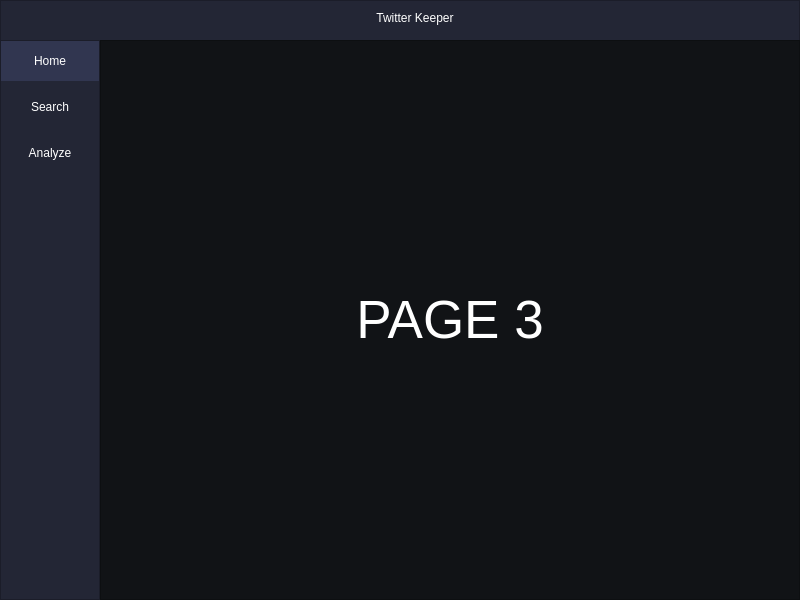
The window that GUI/ui_main.ui (sirasit-kmutnb/Software-Development-II) describes before a commit, drawn with Qt 5.
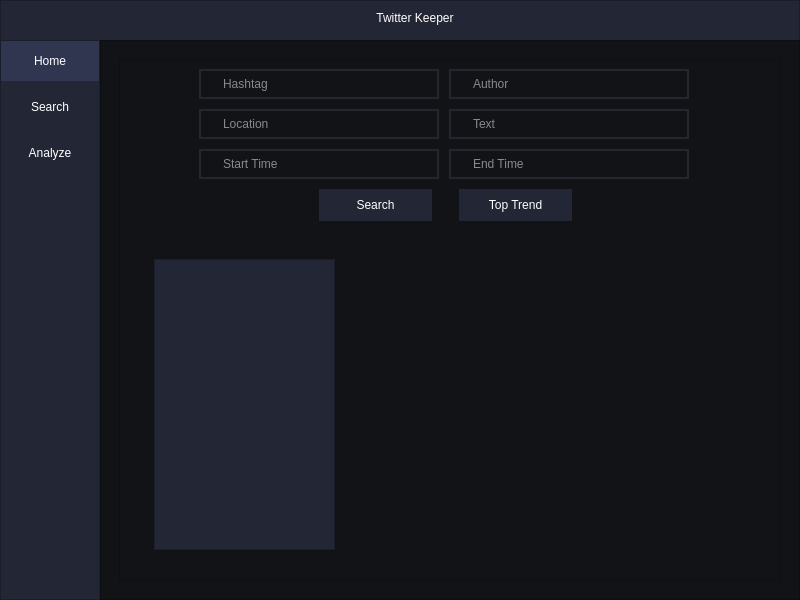
The same window after the commit. The open tabs and pages were chosen to show the change.

Patch:
```diff
--- a/GUI/ui_main.ui
+++ b/GUI/ui_main.ui
@@ -582,17 +582,18 @@
                   <string>Search</string>
                  </property>
                 </widget>
-                <widget class="QFrame" name="frame_2">
+                <widget class="QListWidget" name="listWidget">
                  <property name="geometry">
                   <rect>
-                   <x>79</x>
-                   <y>209</y>
-                   <width>501</width>
-                   <height>181</height>
+                   <x>35</x>
+                   <y>200</y>
+                   <width>591</width>
+                   <height>291</height>
                   </rect>
                  </property>
                  <property name="styleSheet">
-                  <string notr="true">background-color: rgb(35, 38, 53)</string>
+                  <string notr="true">background-color:  rgb(35, 38, 53);
+color:#FFF;</string>
                  </property>
                  <property name="frameShape">
                   <enum>QFrame::StyledPanel</enum>
@@ -688,21 +689,285 @@
             <widget class="QWidget" name="page_3">
              <layout class="QVBoxLayout" name="verticalLayout_8">
               <item>
-               <widget class="QLabel" name="label">
-                <property name="font">
-                 <font>
-                  <pointsize>40</pointsize>
-                 </font>
+               <widget class="QFrame" name="frame_2">
+                <property name="frameShape">
+                 <enum>QFrame::StyledPanel</enum>
                 </property>
-                <property name="styleSheet">
-                 <string notr="true">color: #FFF;</string>
+                <property name="frameShadow">
+                 <enum>QFrame::Raised</enum>
                 </property>
-                <property name="text">
-                 <string>PAGE 3</string>
-                </property>
-                <property name="alignment">
-                 <set>Qt::AlignCenter</set>
-                </property>
+                <widget class="QLineEdit" name="lineEdit_13">
+                 <property name="geometry">
+                  <rect>
+                   <x>80</x>
+                   <y>90</y>
+                   <width>240</width>
+                   <height>30</height>
+                  </rect>
+                 </property>
+                 <property name="minimumSize">
+                  <size>
+                   <width>240</width>
+                   <height>30</height>
+                  </size>
+                 </property>
+                 <property name="maximumSize">
+                  <size>
+                   <width>240</width>
+                   <height>30</height>
+                  </size>
+                 </property>
+                 <property name="styleSheet">
+                  <string notr="true">QLineEdit {
+	border: 2px solid rgb(37,39,48);
+	border-radius: 50px;
+	color: #FFF;
+	padding-left: 20px;
+	padding-right: 20px;
+}</string>
+                 </property>
+                 <property name="placeholderText">
+                  <string>Start Time</string>
+                 </property>
+                </widget>
+                <widget class="QLineEdit" name="lineEdit_14">
+                 <property name="geometry">
+                  <rect>
+                   <x>80</x>
+                   <y>50</y>
+                   <width>240</width>
+                   <height>30</height>
+                  </rect>
+                 </property>
+                 <property name="minimumSize">
+                  <size>
+                   <width>240</width>
+                   <height>30</height>
+                  </size>
+                 </property>
+                 <property name="maximumSize">
+                  <size>
+                   <width>240</width>
+                   <height>30</height>
+                  </size>
+                 </property>
+                 <property name="styleSheet">
+                  <string notr="true">QLineEdit {
+	border: 2px solid rgb(37,39,48);
+	border-radius: 50px;
+	color: #FFF;
+	padding-left: 20px;
+	padding-right: 20px;
+}</string>
+                 </property>
+                 <property name="placeholderText">
+                  <string>Location</string>
+                 </property>
+                </widget>
+                <widget class="QLineEdit" name="lineEdit_15">
+                 <property name="geometry">
+                  <rect>
+                   <x>330</x>
+                   <y>90</y>
+                   <width>240</width>
+                   <height>30</height>
+                  </rect>
+                 </property>
+                 <property name="minimumSize">
+                  <size>
+                   <width>240</width>
+                   <height>30</height>
+                  </size>
+                 </property>
+                 <property name="maximumSize">
+                  <size>
+                   <width>240</width>
+                   <height>30</height>
+                  </size>
+                 </property>
+                 <property name="styleSheet">
+                  <string notr="true">QLineEdit {
+	border: 2px solid rgb(37,39,48);
+	border-radius: 50px;
+	color: #FFF;
+	padding-left: 20px;
+	padding-right: 20px;
+}</string>
+                 </property>
+                 <property name="placeholderText">
+                  <string>End Time</string>
+                 </property>
+                </widget>
+                <widget class="QLineEdit" name="lineEdit_16">
+                 <property name="geometry">
+                  <rect>
+                   <x>330</x>
+                   <y>50</y>
+                   <width>240</width>
+                   <height>30</height>
+                  </rect>
+                 </property>
+                 <property name="minimumSize">
+                  <size>
+                   <width>240</width>
+                   <height>30</height>
+                  </size>
+                 </property>
+                 <property name="maximumSize">
+                  <size>
+                   <width>240</width>
+                   <height>30</height>
+                  </size>
+                 </property>
+                 <property name="styleSheet">
+                  <string notr="true">QLineEdit {
+	border: 2px solid rgb(37,39,48);
+	border-radius: 50px;
+	color: #FFF;
+	padding-left: 20px;
+	padding-right: 20px;
+}</string>
+                 </property>
+                 <property name="placeholderText">
+                  <string>Text</string>
+                 </property>
+                </widget>
+                <widget class="QLineEdit" name="lineEdit_17">
+                 <property name="geometry">
+                  <rect>
+                   <x>330</x>
+                   <y>10</y>
+                   <width>240</width>
+                   <height>30</height>
+                  </rect>
+                 </property>
+                 <property name="minimumSize">
+                  <size>
+                   <width>240</width>
+                   <height>30</height>
+                  </size>
+                 </property>
+                 <property name="maximumSize">
+                  <size>
+                   <width>240</width>
+                   <height>30</height>
+                  </size>
+                 </property>
+                 <property name="styleSheet">
+                  <string notr="true">QLineEdit {
+	border: 2px solid rgb(37,39,48);
+	border-radius: 50px;
+	color: #FFF;
+	padding-left: 20px;
+	padding-right: 20px;
+}</string>
+                 </property>
+                 <property name="placeholderText">
+                  <string>Author</string>
+                 </property>
+                </widget>
+                <widget class="QPushButton" name="pushButton_3">
+                 <property name="geometry">
+                  <rect>
+                   <x>200</x>
+                   <y>130</y>
+                   <width>113</width>
+                   <height>32</height>
+                  </rect>
+                 </property>
+                 <property name="styleSheet">
+                  <string notr="true">QPushButton {
+	color: rgb(255, 255, 255);
+	background-color: rgb(35, 38, 53);
+	border: 0px solid;
+}
+QPushButton:hover {
+	background-color: rgb(49, 54, 80);
+}
+
+QPushButton:checked {
+	background-color: rgb(49, 54, 80);
+}</string>
+                 </property>
+                 <property name="text">
+                  <string>Search</string>
+                 </property>
+                </widget>
+                <widget class="QLineEdit" name="lineEdit_18">
+                 <property name="geometry">
+                  <rect>
+                   <x>80</x>
+                   <y>10</y>
+                   <width>240</width>
+                   <height>30</height>
+                  </rect>
+                 </property>
+                 <property name="minimumSize">
+                  <size>
+                   <width>240</width>
+                   <height>30</height>
+                  </size>
+                 </property>
+                 <property name="maximumSize">
+                  <size>
+                   <width>240</width>
+                   <height>30</height>
+                  </size>
+                 </property>
+                 <property name="styleSheet">
+                  <string notr="true">QLineEdit {
+	border: 2px solid rgb(37,39,48);
+	border-radius: 50px;
+	color: #FFF;
+	padding-left: 20px;
+	padding-right: 20px;
+}</string>
+                 </property>
+                 <property name="placeholderText">
+                  <string>Hashtag</string>
+                 </property>
+                </widget>
+                <widget class="QListWidget" name="listWidget_3">
+                 <property name="geometry">
+                  <rect>
+                   <x>35</x>
+                   <y>200</y>
+                   <width>181</width>
+                   <height>291</height>
+                  </rect>
+                 </property>
+                 <property name="styleSheet">
+                  <string notr="true">background-color:  rgb(35, 38, 53);
+color:#FFF;</string>
+                 </property>
+                </widget>
+                <widget class="QPushButton" name="pushButton_4">
+                 <property name="geometry">
+                  <rect>
+                   <x>340</x>
+                   <y>130</y>
+                   <width>113</width>
+                   <height>32</height>
+                  </rect>
+                 </property>
+                 <property name="styleSheet">
+                  <string notr="true">QPushButton {
+	color: rgb(255, 255, 255);
+	background-color: rgb(35, 38, 53);
+	border: 0px solid;
+}
+QPushButton:hover {
+	background-color: rgb(49, 54, 80);
+}
+
+QPushButton:checked {
+	background-color: rgb(49, 54, 80);
+}</string>
+                 </property>
+                 <property name="text">
+                  <string>Top Trend</string>
+                 </property>
+                </widget>
                </widget>
               </item>
              </layout>
```
Left out of the diff: 180 changed lines with no effect on the pictures.
